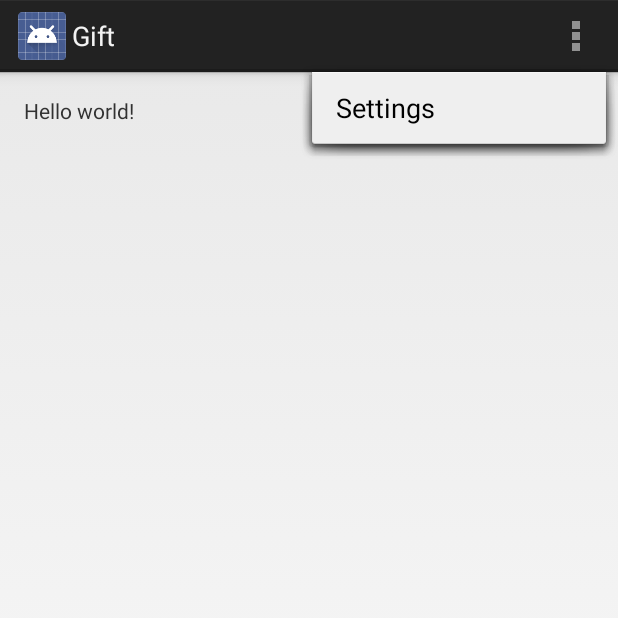
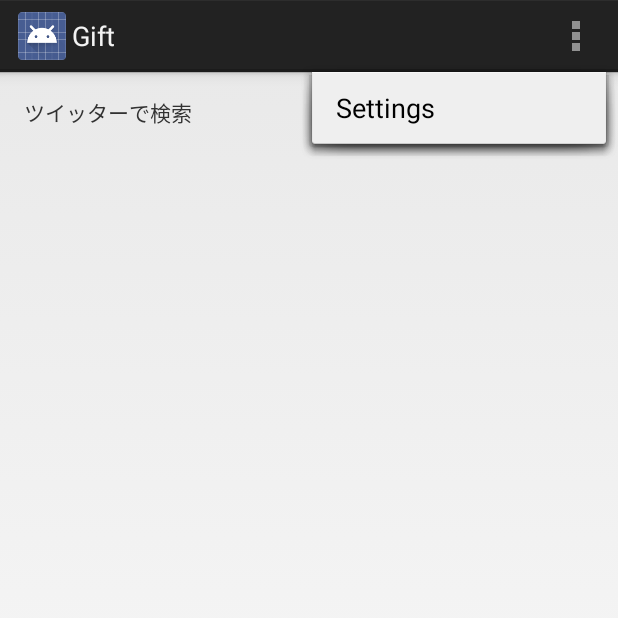
Before and after one commit to litmon/Gift, an Android app: the screen it shows after launch (MainActivity), with the options menu open, on a phone screen of 412 x 824 dp, the top half of it. Run offline under Robolectric (Android 15) with nearby library versions, the phone set to English and light mode, and no system bars.

Commit message:
画面をちょい更新 TwitterDeveloperに登録するまでどうしようもない

```diff
--- a/app/src/main/res/layout/activity_main.xml
+++ b/app/src/main/res/layout/activity_main.xml
@@ -5,7 +5,7 @@
     android:paddingTop="@dimen/activity_vertical_margin"
     android:paddingBottom="@dimen/activity_vertical_margin" tools:context=".MainActivity">
 
-    <TextView android:text="@string/hello_world" android:layout_width="wrap_content"
+    <TextView android:text="ツイッターで検索" android:layout_width="wrap_content"
         android:layout_height="wrap_content" />
 
 </RelativeLayout>
```
